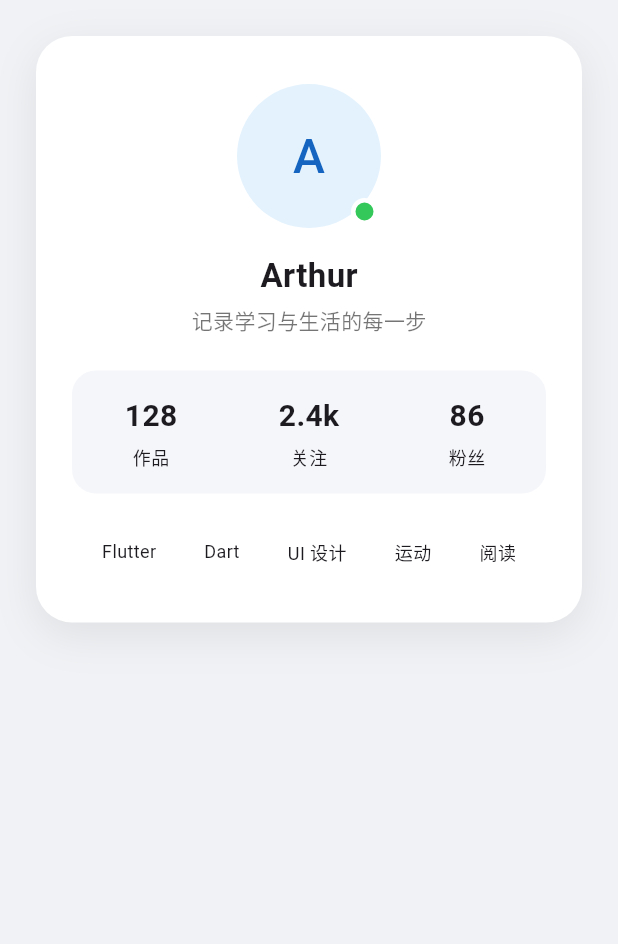
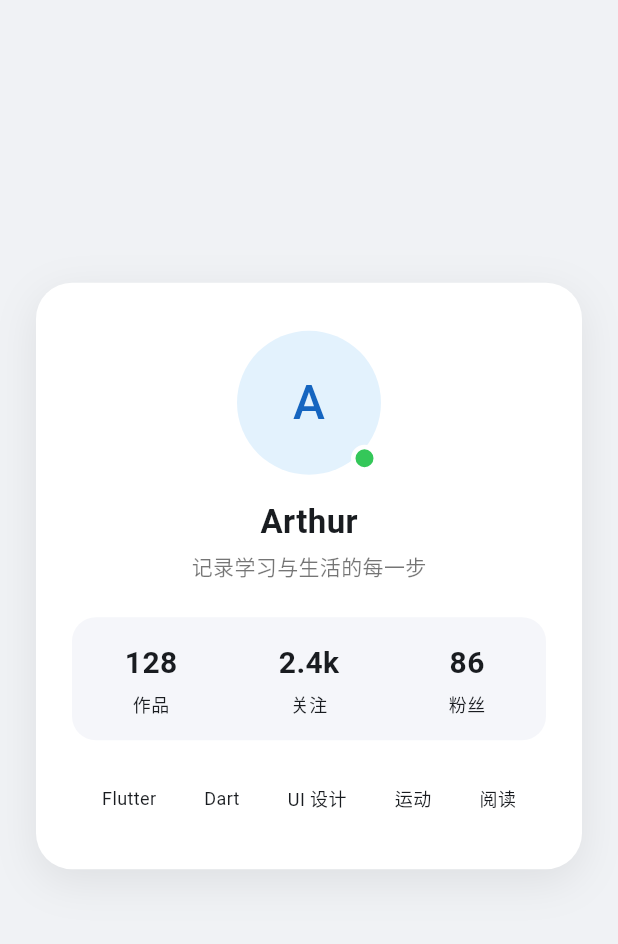
Before and after one commit to Arthur106578/m1, a Flutter app: the screen it shows after launch, on a phone screen of 412 x 824 dp, the part 84-1028 px from its top. Run offline on Flutter 3.47's test engine with Material 3 defaults, Android fonts, the phone set to English and light mode, and no system bars.

Commit message:
feat: match design spec, zero overflow warnings

```diff
--- a/lib/main.dart
+++ b/lib/main.dart
@@ -11,6 +11,11 @@ class ProfileCardApp extends StatelessWidget {
   Widget build(BuildContext context) {
     return MaterialApp(
       title: '个人名片',
+      debugShowCheckedModeBanner: false,
+      theme: ThemeData(
+        colorScheme: ColorScheme.fromSeed(seedColor: const Color(0xFF1565C0)),
+        scaffoldBackgroundColor: const Color(0xFFF0F2F5),
+      ),
       home: const ProfileCardPage(),
     );
   }
@@ -22,20 +27,28 @@ class ProfileCardPage extends StatelessWidget {
   @override
   Widget build(BuildContext context) {
     return Scaffold(
-      backgroundColor: const Color(0xFFF0F2F5),
-      appBar: AppBar(
-        title: const Text('个人名片'),
-        centerTitle: true,
+      appBar: AppBar(title: const Text('个人名片'), centerTitle: true),
+      body: SafeArea(
+        child: LayoutBuilder(
+          builder: (context, viewport) => SingleChildScrollView(
+            padding: const EdgeInsets.all(24),
+            child: ConstrainedBox(
+              // 高度足够时垂直居中，内容超高时可滚动
+              constraints: BoxConstraints(
+                minHeight: (viewport.maxHeight - 48).clamp(
+                  0.0,
+                  double.infinity,
                 ),
-      body: SafeArea(
-        child: SingleChildScrollView(
-          padding: const EdgeInsets.all(24),
+              ),
               child: Center(
                 child: ConstrainedBox(
                   constraints: const BoxConstraints(maxWidth: 420),
                   child: Container(
                     // 整体卡片：圆角、阴影、留白
-                padding: const EdgeInsets.symmetric(horizontal: 24, vertical: 32),
+                    padding: const EdgeInsets.symmetric(
+                      horizontal: 24,
+                      vertical: 32,
+                    ),
                     decoration: BoxDecoration(
                       color: Colors.white,
                       borderRadius: BorderRadius.circular(24),
@@ -62,7 +75,10 @@ class ProfileCardPage extends StatelessWidget {
                         // 姓名与签名
                         const Text(
                           'Arthur',
-                      style: TextStyle(fontSize: 22, fontWeight: FontWeight.bold),
+                          style: TextStyle(
+                            fontSize: 22,
+                            fontWeight: FontWeight.bold,
+                          ),
                         ),
                         const SizedBox(height: 4),
                         const Text(
@@ -102,6 +118,8 @@ class ProfileCardPage extends StatelessWidget {
                           ],
                         ),
                       ],
+                    ),
+                  ),
                 ),
               ),
             ),
@@ -172,10 +190,7 @@ class _StatBlock extends StatelessWidget {
             style: const TextStyle(fontSize: 20, fontWeight: FontWeight.bold),
           ),
           const SizedBox(height: 4),
-          Text(
-            label,
-            style: const TextStyle(fontSize: 12),
-          ),
+          Text(label, style: const TextStyle(fontSize: 12)),
         ],
       ),
     );
@@ -192,10 +207,7 @@ class _Tag extends StatelessWidget {
   Widget build(BuildContext context) {
     return Container(
       padding: const EdgeInsets.symmetric(horizontal: 12, vertical: 6),
-      child: Text(
-        text,
-        style: const TextStyle(fontSize: 12),
-      ),
+      child: Text(text, style: const TextStyle(fontSize: 12)),
     );
   }
 }
```
Also changed, not shown: 1 other file. Lines whose indentation alone changed are shown as unchanged.
